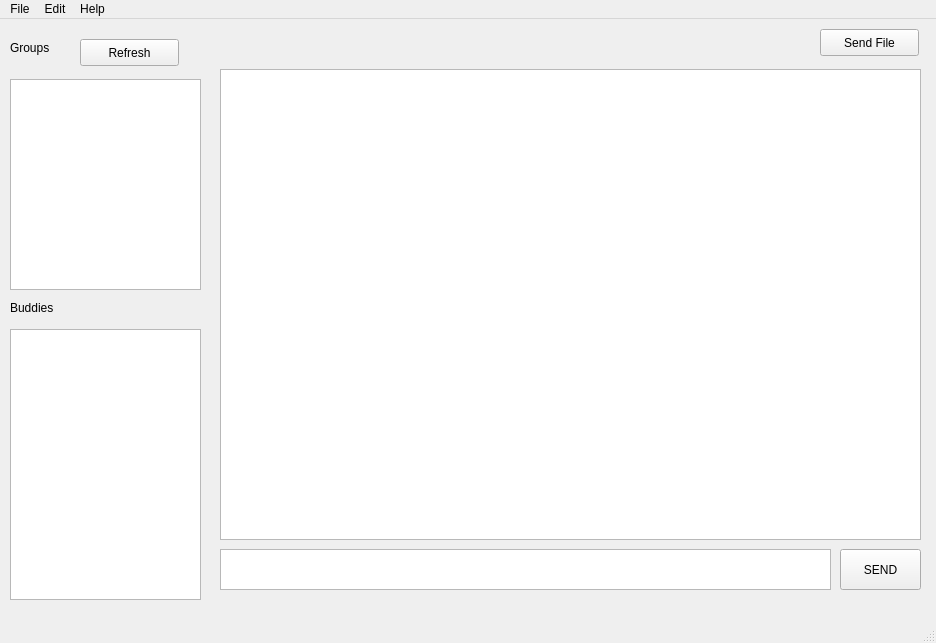
stoic1979/PyLanMessenger, file app.ui: the form before one commit.
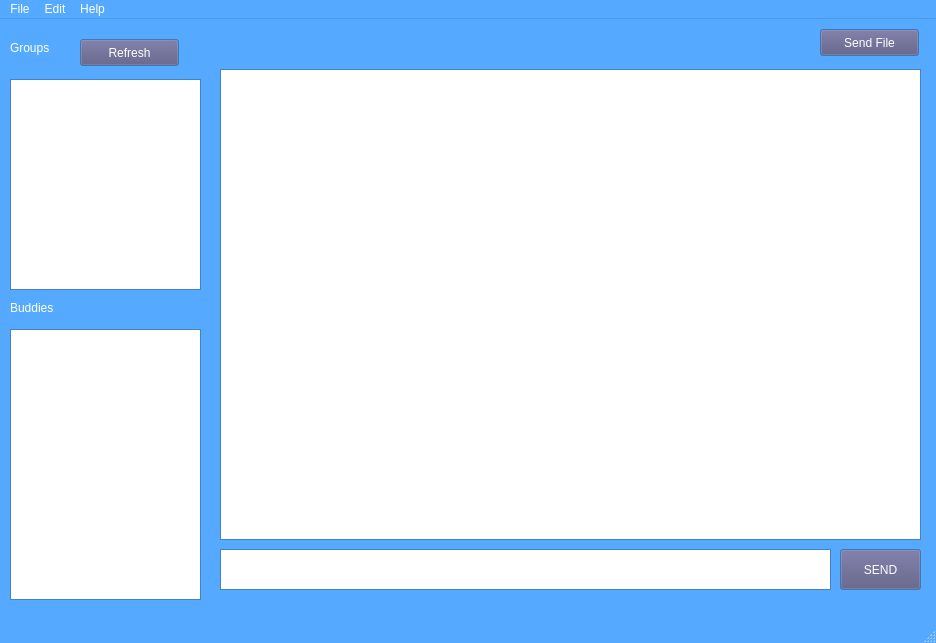
The form after the commit.

Commit message: enhanced UI look & feel

Patch:
```diff
--- a/app.ui
+++ b/app.ui
@@ -10,6 +10,421 @@
     <height>643</height>
    </rect>
   </property>
+  <property name="palette">
+   <palette>
+    <active>
+     <colorrole role="WindowText">
+      <brush brushstyle="SolidPattern">
+       <color alpha="255">
+        <red>255</red>
+        <green>255</green>
+        <blue>255</blue>
+       </color>
+      </brush>
+     </colorrole>
+     <colorrole role="Button">
+      <brush brushstyle="SolidPattern">
+       <color alpha="255">
+        <red>85</red>
+        <green>85</green>
+        <blue>127</blue>
+       </color>
+      </brush>
+     </colorrole>
+     <colorrole role="Light">
+      <brush brushstyle="SolidPattern">
+       <color alpha="255">
+        <red>213</red>
+        <green>234</green>
+        <blue>255</blue>
+       </color>
+      </brush>
+     </colorrole>
+     <colorrole role="Midlight">
+      <brush brushstyle="SolidPattern">
+       <color alpha="255">
+        <red>149</red>
+        <green>202</green>
+        <blue>255</blue>
+       </color>
+      </brush>
+     </colorrole>
+     <colorrole role="Dark">
+      <brush brushstyle="SolidPattern">
+       <color alpha="255">
+        <red>42</red>
+        <green>85</green>
+        <blue>127</blue>
+       </color>
+      </brush>
+     </colorrole>
+     <colorrole role="Mid">
+      <brush brushstyle="SolidPattern">
+       <color alpha="255">
+        <red>56</red>
+        <green>113</green>
+        <blue>170</blue>
+       </color>
+      </brush>
+     </colorrole>
+     <colorrole role="Text">
+      <brush brushstyle="SolidPattern">
+       <color alpha="255">
+        <red>0</red>
+        <green>0</green>
+        <blue>0</blue>
+       </color>
+      </brush>
+     </colorrole>
+     <colorrole role="BrightText">
+      <brush brushstyle="SolidPattern">
+       <color alpha="255">
+        <red>255</red>
+        <green>255</green>
+        <blue>255</blue>
+       </color>
+      </brush>
+     </colorrole>
+     <colorrole role="ButtonText">
+      <brush brushstyle="SolidPattern">
+       <color alpha="255">
+        <red>255</red>
+        <green>255</green>
+        <blue>255</blue>
+       </color>
+      </brush>
+     </colorrole>
+     <colorrole role="Base">
+      <brush brushstyle="SolidPattern">
+       <color alpha="255">
+        <red>255</red>
+        <green>255</green>
+        <blue>255</blue>
+       </color>
+      </brush>
+     </colorrole>
+     <colorrole role="Window">
+      <brush brushstyle="SolidPattern">
+       <color alpha="255">
+        <red>85</red>
+        <green>170</green>
+        <blue>255</blue>
+       </color>
+      </brush>
+     </colorrole>
+     <colorrole role="Shadow">
+      <brush brushstyle="SolidPattern">
+       <color alpha="255">
+        <red>0</red>
+        <green>0</green>
+        <blue>0</blue>
+       </color>
+      </brush>
+     </colorrole>
+     <colorrole role="AlternateBase">
+      <brush brushstyle="SolidPattern">
+       <color alpha="255">
+        <red>170</red>
+        <green>212</green>
+        <blue>255</blue>
+       </color>
+      </brush>
+     </colorrole>
+     <colorrole role="ToolTipBase">
+      <brush brushstyle="SolidPattern">
+       <color alpha="255">
+        <red>255</red>
+        <green>255</green>
+        <blue>220</blue>
+       </color>
+      </brush>
+     </colorrole>
+     <colorrole role="ToolTipText">
+      <brush brushstyle="SolidPattern">
+       <color alpha="255">
+        <red>0</red>
+        <green>0</green>
+        <blue>0</blue>
+       </color>
+      </brush>
+     </colorrole>
+    </active>
+    <inactive>
+     <colorrole role="WindowText">
+      <brush brushstyle="SolidPattern">
+       <color alpha="255">
+        <red>255</red>
+        <green>255</green>
+        <blue>255</blue>
+       </color>
+      </brush>
+     </colorrole>
+     <colorrole role="Button">
+      <brush brushstyle="SolidPattern">
+       <color alpha="255">
+        <red>85</red>
+        <green>85</green>
+        <blue>127</blue>
+       </color>
+      </brush>
+     </colorrole>
+     <colorrole role="Light">
+      <brush brushstyle="SolidPattern">
+       <color alpha="255">
+        <red>213</red>
+        <green>234</green>
+        <blue>255</blue>
+       </color>
+      </brush>
+     </colorrole>
+     <colorrole role="Midlight">
+      <brush brushstyle="SolidPattern">
+       <color alpha="255">
+        <red>149</red>
+        <green>202</green>
+        <blue>255</blue>
+       </color>
+      </brush>
+     </colorrole>
+     <colorrole role="Dark">
+      <brush brushstyle="SolidPattern">
+       <color alpha="255">
+        <red>42</red>
+        <green>85</green>
+        <blue>127</blue>
+       </color>
+      </brush>
+     </colorrole>
+     <colorrole role="Mid">
+      <brush brushstyle="SolidPattern">
+       <color alpha="255">
+        <red>56</red>
+        <green>113</green>
+        <blue>170</blue>
+       </color>
+      </brush>
+     </colorrole>
+     <colorrole role="Text">
+      <brush brushstyle="SolidPattern">
+       <color alpha="255">
+        <red>0</red>
+        <green>0</green>
+        <blue>0</blue>
+       </color>
+      </brush>
+     </colorrole>
+     <colorrole role="BrightText">
+      <brush brushstyle="SolidPattern">
+       <color alpha="255">
+        <red>255</red>
+        <green>255</green>
+        <blue>255</blue>
+       </color>
+      </brush>
+     </colorrole>
+     <colorrole role="ButtonText">
+      <brush brushstyle="SolidPattern">
+       <color alpha="255">
+        <red>255</red>
+        <green>255</green>
+        <blue>255</blue>
+       </color>
+      </brush>
+     </colorrole>
+     <colorrole role="Base">
+      <brush brushstyle="SolidPattern">
+       <color alpha="255">
+        <red>255</red>
+        <green>255</green>
+        <blue>255</blue>
+       </color>
+      </brush>
+     </colorrole>
+     <colorrole role="Window">
+      <brush brushstyle="SolidPattern">
+       <color alpha="255">
+        <red>85</red>
+        <green>170</green>
+        <blue>255</blue>
+       </color>
+      </brush>
+     </colorrole>
+     <colorrole role="Shadow">
+      <brush brushstyle="SolidPattern">
+       <color alpha="255">
+        <red>0</red>
+        <green>0</green>
+        <blue>0</blue>
+       </color>
+      </brush>
+     </colorrole>
+     <colorrole role="AlternateBase">
+      <brush brushstyle="SolidPattern">
+       <color alpha="255">
+        <red>170</red>
+        <green>212</green>
+        <blue>255</blue>
+       </color>
+      </brush>
+     </colorrole>
+     <colorrole role="ToolTipBase">
+      <brush brushstyle="SolidPattern">
+       <color alpha="255">
+        <red>255</red>
+        <green>255</green>
+        <blue>220</blue>
+       </color>
+      </brush>
+     </colorrole>
+     <colorrole role="ToolTipText">
+      <brush brushstyle="SolidPattern">
+       <color alpha="255">
+        <red>0</red>
+        <green>0</green>
+        <blue>0</blue>
+       </color>
+      </brush>
+     </colorrole>
+    </inactive>
+    <disabled>
+     <colorrole role="WindowText">
+      <brush brushstyle="SolidPattern">
+       <color alpha="255">
+        <red>42</red>
+        <green>85</green>
+        <blue>127</blue>
+       </color>
+      </brush>
+     </colorrole>
+     <colorrole role="Button">
+      <brush brushstyle="SolidPattern">
+       <color alpha="255">
+        <red>85</red>
+        <green>85</green>
+        <blue>127</blue>
+       </color>
+      </brush>
+     </colorrole>
+     <colorrole role="Light">
+      <brush brushstyle="SolidPattern">
+       <color alpha="255">
+        <red>213</red>
+        <green>234</green>
+        <blue>255</blue>
+       </color>
+      </brush>
+     </colorrole>
+     <colorrole role="Midlight">
+      <brush brushstyle="SolidPattern">
+       <color alpha="255">
+        <red>149</red>
+        <green>202</green>
+        <blue>255</blue>
+       </color>
+      </brush>
+     </colorrole>
+     <colorrole role="Dark">
+      <brush brushstyle="SolidPattern">
+       <color alpha="255">
+        <red>42</red>
+        <green>85</green>
+        <blue>127</blue>
+       </color>
+      </brush>
+     </colorrole>
+     <colorrole role="Mid">
+      <brush brushstyle="SolidPattern">
+       <color alpha="255">
+        <red>56</red>
+        <green>113</green>
+        <blue>170</blue>
+       </color>
+      </brush>
+     </colorrole>
+     <colorrole role="Text">
+      <brush brushstyle="SolidPattern">
+       <color alpha="255">
+        <red>42</red>
+        <green>85</green>
+        <blue>127</blue>
+       </color>
+      </brush>
+     </colorrole>
+     <colorrole role="BrightText">
+      <brush brushstyle="SolidPattern">
+       <color alpha="255">
+        <red>255</red>
+        <green>255</green>
+        <blue>255</blue>
+       </color>
+      </brush>
+     </colorrole>
+     <colorrole role="ButtonText">
+      <brush brushstyle="SolidPattern">
+       <color alpha="255">
+        <red>42</red>
+        <green>85</green>
+        <blue>127</blue>
+       </color>
+      </brush>
+     </colorrole>
+     <colorrole role="Base">
+      <brush brushstyle="SolidPattern">
+       <color alpha="255">
+        <red>85</red>
+        <green>170</green>
+        <blue>255</blue>
+       </color>
+      </brush>
+     </colorrole>
+     <colorrole role="Window">
+      <brush brushstyle="SolidPattern">
+       <color alpha="255">
+        <red>85</red>
+        <green>170</green>
+        <blue>255</blue>
+       </color>
+      </brush>
+     </colorrole>
+     <colorrole role="Shadow">
+      <brush brushstyle="SolidPattern">
+       <color alpha="255">
+        <red>0</red>
+        <green>0</green>
+        <blue>0</blue>
+       </color>
+      </brush>
+     </colorrole>
+     <colorrole role="AlternateBase">
+      <brush brushstyle="SolidPattern">
+       <color alpha="255">
+        <red>85</red>
+        <green>170</green>
+        <blue>255</blue>
+       </color>
+      </brush>
+     </colorrole>
+     <colorrole role="ToolTipBase">
+      <brush brushstyle="SolidPattern">
+       <color alpha="255">
+        <red>255</red>
+        <green>255</green>
+        <blue>220</blue>
+       </color>
+      </brush>
+     </colorrole>
+     <colorrole role="ToolTipText">
+      <brush brushstyle="SolidPattern">
+       <color alpha="255">
+        <red>0</red>
+        <green>0</green>
+        <blue>0</blue>
+       </color>
+      </brush>
+     </colorrole>
+    </disabled>
+   </palette>
+  </property>
   <property name="windowTitle">
    <string>Lan Messenger</string>
   </property>
```
The commit also changes 1 other file.
